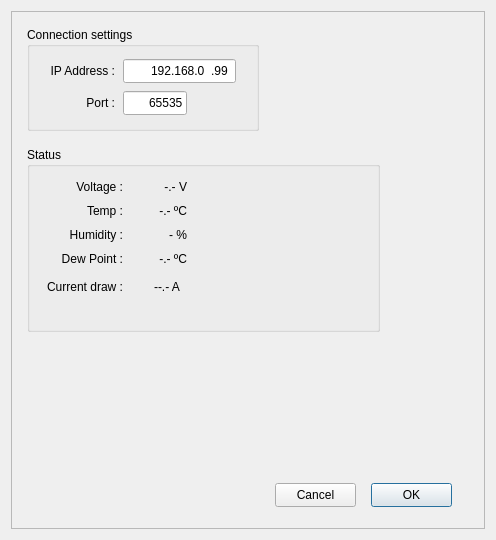
Before: the Qt Designer form WeatherLink.ui in rpineau/WeatherLink, drawn with Qt 5.
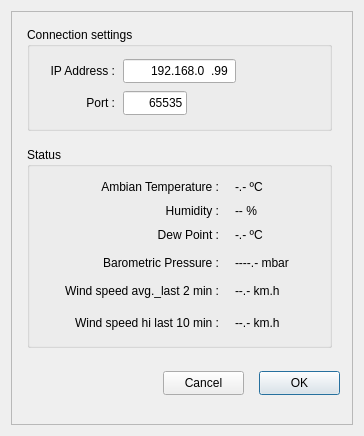
After: the same form once the commit is applied. Icons and pictures are not drawn. Custom widgets are drawn as their Qt base class.

Commit message: Finished settings dialog

Patch:
```diff
--- a/WeatherLink.ui
+++ b/WeatherLink.ui
@@ -6,8 +6,8 @@
    <rect>
     <x>0</x>
     <y>0</y>
-    <width>496</width>
-    <height>540</height>
+    <width>364</width>
+    <height>436</height>
    </rect>
   </property>
   <property name="sizePolicy">
@@ -18,14 +18,14 @@
   </property>
   <property name="minimumSize">
    <size>
-    <width>496</width>
-    <height>540</height>
+    <width>364</width>
+    <height>436</height>
    </size>
   </property>
   <property name="maximumSize">
    <size>
-    <width>496</width>
-    <height>540</height>
+    <width>364</width>
+    <height>436</height>
    </size>
   </property>
   <property name="windowTitle">
@@ -92,8 +92,8 @@
      <widget class="QPushButton" name="pushButtonCancel">
       <property name="geometry">
        <rect>
-        <x>264</x>
-        <y>472</y>
+        <x>152</x>
+        <y>360</y>
         <width>81</width>
         <height>24</height>
        </rect>
@@ -108,8 +108,8 @@
       </property>
       <property name="geometry">
        <rect>
-        <x>360</x>
-        <y>472</y>
+        <x>248</x>
+        <y>360</y>
         <width>81</width>
         <height>24</height>
        </rect>
@@ -126,40 +126,24 @@
        <rect>
         <x>16</x>
         <y>136</y>
-        <width>353</width>
-        <height>185</height>
+        <width>305</width>
+        <height>201</height>
        </rect>
       </property>
       <property name="title">
        <string>Status</string>
       </property>
-      <widget class="QLabel" name="label_12">
-       <property name="geometry">
-        <rect>
-         <x>16</x>
-         <y>32</y>
-         <width>80</width>
-         <height>16</height>
-        </rect>
-       </property>
-       <property name="text">
-        <string>Voltage :</string>
-       </property>
-       <property name="alignment">
-        <set>Qt::AlignRight|Qt::AlignTrailing|Qt::AlignVCenter</set>
-       </property>
-      </widget>
       <widget class="QLabel" name="label_15">
        <property name="geometry">
         <rect>
-         <x>16</x>
-         <y>56</y>
-         <width>80</width>
+         <x>48</x>
+         <y>32</y>
+         <width>144</width>
          <height>16</height>
         </rect>
        </property>
        <property name="text">
-        <string>Temp :</string>
+        <string>Ambian Temperature :</string>
        </property>
        <property name="alignment">
         <set>Qt::AlignRight|Qt::AlignTrailing|Qt::AlignVCenter</set>
@@ -168,8 +152,8 @@
       <widget class="QLabel" name="label_16">
        <property name="geometry">
         <rect>
-         <x>8</x>
-         <y>80</y>
+         <x>104</x>
+         <y>56</y>
          <width>88</width>
          <height>16</height>
         </rect>
@@ -184,8 +168,8 @@
       <widget class="QLabel" name="label_17">
        <property name="geometry">
         <rect>
-         <x>8</x>
-         <y>104</y>
+         <x>104</x>
+         <y>80</y>
          <width>88</width>
          <height>16</height>
         </rect>
@@ -197,28 +181,12 @@
         <set>Qt::AlignRight|Qt::AlignTrailing|Qt::AlignVCenter</set>
        </property>
       </widget>
-      <widget class="QLabel" name="voltage">
-       <property name="geometry">
-        <rect>
-         <x>104</x>
-         <y>32</y>
-         <width>56</width>
-         <height>16</height>
-        </rect>
-       </property>
-       <property name="text">
-        <string>-.- V</string>
-       </property>
-       <property name="alignment">
-        <set>Qt::AlignRight|Qt::AlignTrailing|Qt::AlignVCenter</set>
-       </property>
-      </widget>
       <widget class="QLabel" name="temperature">
        <property name="geometry">
         <rect>
-         <x>104</x>
-         <y>56</y>
-         <width>56</width>
+         <x>208</x>
+         <y>32</y>
+         <width>64</width>
          <height>16</height>
         </rect>
        </property>
@@ -226,31 +194,31 @@
         <string>-.- ºC</string>
        </property>
        <property name="alignment">
-        <set>Qt::AlignRight|Qt::AlignTrailing|Qt::AlignVCenter</set>
+        <set>Qt::AlignLeading|Qt::AlignLeft|Qt::AlignVCenter</set>
        </property>
       </widget>
       <widget class="QLabel" name="humidity">
        <property name="geometry">
         <rect>
-         <x>104</x>
-         <y>80</y>
-         <width>56</width>
+         <x>208</x>
+         <y>56</y>
+         <width>64</width>
          <height>16</height>
         </rect>
        </property>
        <property name="text">
-        <string>- %</string>
+        <string>-- %</string>
        </property>
        <property name="alignment">
-        <set>Qt::AlignRight|Qt::AlignTrailing|Qt::AlignVCenter</set>
+        <set>Qt::AlignLeading|Qt::AlignLeft|Qt::AlignVCenter</set>
        </property>
       </widget>
       <widget class="QLabel" name="dewPoint">
        <property name="geometry">
         <rect>
-         <x>104</x>
-         <y>104</y>
-         <width>56</width>
+         <x>208</x>
+         <y>80</y>
+         <width>64</width>
          <height>16</height>
         </rect>
        </property>
@@ -258,20 +226,20 @@
         <string>-.- ºC</string>
        </property>
        <property name="alignment">
-        <set>Qt::AlignRight|Qt::AlignTrailing|Qt::AlignVCenter</set>
+        <set>Qt::AlignLeading|Qt::AlignLeft|Qt::AlignVCenter</set>
        </property>
       </widget>
       <widget class="QLabel" name="label_23">
        <property name="geometry">
         <rect>
-         <x>0</x>
-         <y>128</y>
-         <width>96</width>
+         <x>48</x>
+         <y>104</y>
+         <width>144</width>
          <height>24</height>
         </rect>
        </property>
        <property name="text">
-        <string>Current draw :</string>
+        <string>Barometric Pressure :</string>
        </property>
        <property name="alignment">
         <set>Qt::AlignRight|Qt::AlignTrailing|Qt::AlignVCenter</set>
@@ -280,17 +248,81 @@
       <widget class="QLabel" name="currentDraw">
        <property name="geometry">
         <rect>
-         <x>112</x>
-         <y>128</y>
-         <width>56</width>
+         <x>208</x>
+         <y>104</y>
+         <width>80</width>
          <height>24</height>
         </rect>
        </property>
        <property name="text">
-        <string>--.- A</string>
+        <string>----.- mbar</string>
        </property>
        <property name="alignment">
-        <set>Qt::AlignCenter</set>
+        <set>Qt::AlignLeading|Qt::AlignLeft|Qt::AlignVCenter</set>
+       </property>
+      </widget>
+      <widget class="QLabel" name="label_2">
+       <property name="geometry">
+        <rect>
+         <x>8</x>
+         <y>136</y>
+         <width>184</width>
+         <height>16</height>
+        </rect>
+       </property>
+       <property name="text">
+        <string>Wind speed avg._last 2 min :</string>
+       </property>
+       <property name="alignment">
+        <set>Qt::AlignRight|Qt::AlignTrailing|Qt::AlignVCenter</set>
+       </property>
+      </widget>
+      <widget class="QLabel" name="windSpeed">
+       <property name="geometry">
+        <rect>
+         <x>208</x>
+         <y>136</y>
+         <width>80</width>
+         <height>16</height>
+        </rect>
+       </property>
+       <property name="text">
+        <string>--.- km.h</string>
+       </property>
+       <property name="alignment">
+        <set>Qt::AlignLeading|Qt::AlignLeft|Qt::AlignVCenter</set>
+       </property>
+      </widget>
+      <widget class="QLabel" name="label_4">
+       <property name="geometry">
+        <rect>
+         <x>16</x>
+         <y>168</y>
+         <width>176</width>
+         <height>16</height>
+        </rect>
+       </property>
+       <property name="text">
+        <string>Wind speed hi last 10 min :</string>
+       </property>
+       <property name="alignment">
+        <set>Qt::AlignRight|Qt::AlignTrailing|Qt::AlignVCenter</set>
+       </property>
+      </widget>
+      <widget class="QLabel" name="windSpeed10min">
+       <property name="geometry">
+        <rect>
+         <x>208</x>
+         <y>168</y>
+         <width>80</width>
+         <height>16</height>
+        </rect>
+       </property>
+       <property name="text">
+        <string>--.- km.h</string>
+       </property>
+       <property name="alignment">
+        <set>Qt::AlignLeading|Qt::AlignLeft|Qt::AlignVCenter</set>
        </property>
       </widget>
      </widget>
@@ -299,7 +331,7 @@
        <rect>
         <x>16</x>
         <y>16</y>
-        <width>232</width>
+        <width>305</width>
         <height>104</height>
        </rect>
       </property>
```
Left out of the diff: 2 changed lines with no effect on the pictures. The commit also changes 1 other file.
